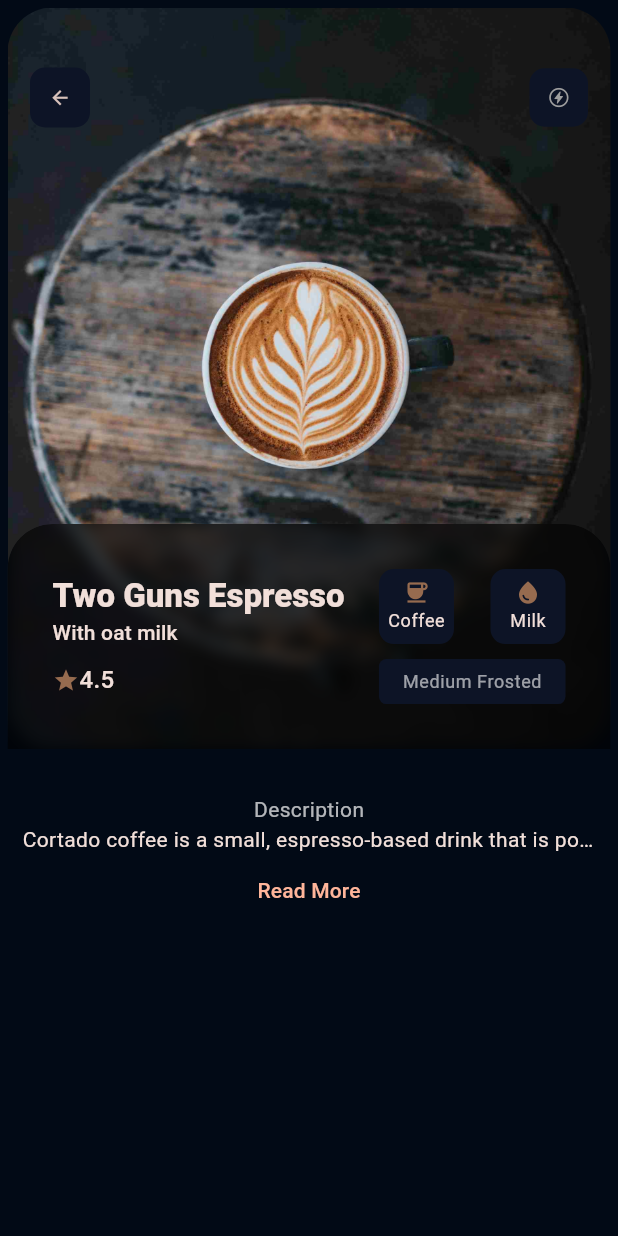
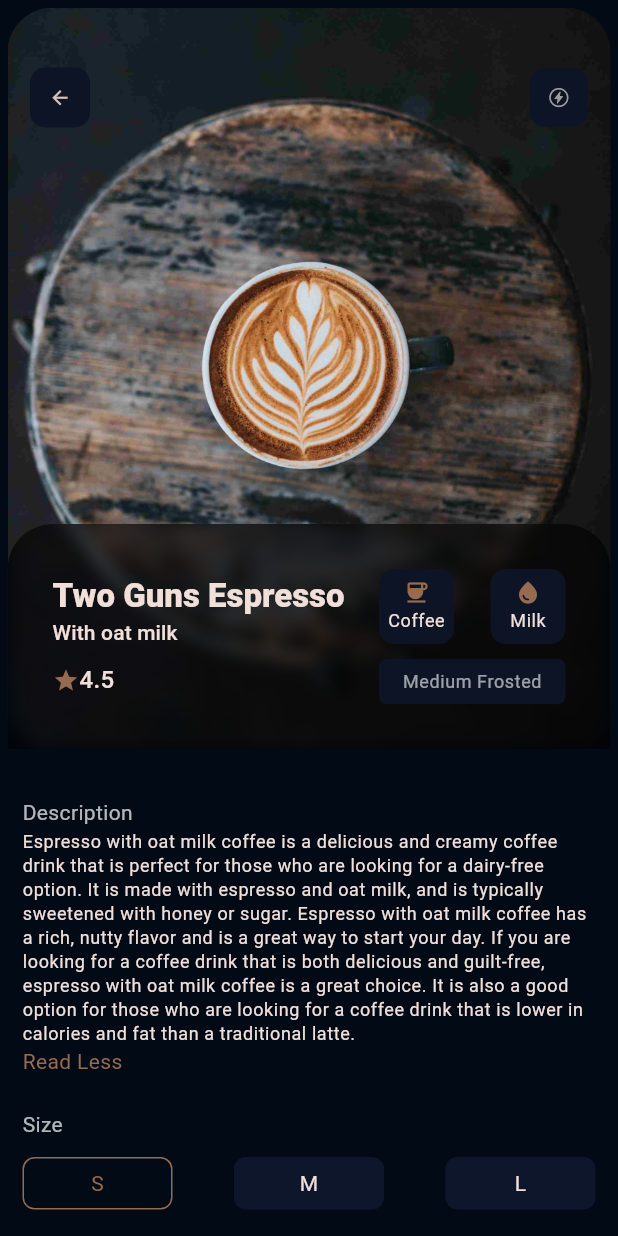
Before and after one commit to chrisokoriedev/coffe_master_ui, a Flutter app: the DetailScreen screen opened directly with sample values from the repository, after a tap on "Read More", on a phone screen of 412 x 824 dp. Run offline on Flutter 3.47's test engine with Material 2 defaults, Android fonts, the phone set to English and light mode, and no system bars; our stand-ins replace animate_do.

Commit message:
added group button

```diff
--- a/lib/list.dart
+++ b/lib/list.dart
@@ -43,11 +43,23 @@ List<ProductModel> getCoffeeDetail = [
       4.5,
       'it great',
       3.99,
-      'Cortado coffee is a small, espresso-based drink that is popular in Spain and Portugal. It is made with equal parts espresso and steamed milk, and is typically served in a short glass. Cortado coffee has a rich, creamy flavor and is a great way to start your day.If you are looking for a coffee drink that is both delicious and satisfying, Cortado coffee is a great choice. It is also a good option for those who are looking for a coffee drink that is lower in caffeine than a traditional cup of coffee.'),
-  ProductModel('Latte Coffee', 'With choco milk', '$coffeeUrl/coffee_b.jpeg',
-      4.5, 'it great', 3.99, ''),
-  ProductModel('Cortado Coffee', 'With normal milk', '$coffeeUrl/coffee_c.jpg',
-      4.5, 'it great', 3.99, '')
+      'Espresso with oat milk coffee is a delicious and creamy coffee drink that is perfect for those who are looking for a dairy-free option. It is made with espresso and oat milk, and is typically sweetened with honey or sugar. Espresso with oat milk coffee has a rich, nutty flavor and is a great way to start your day. If you are looking for a coffee drink that is both delicious and guilt-free, espresso with oat milk coffee is a great choice. It is also a good option for those who are looking for a coffee drink that is lower in calories and fat than a traditional latte.'),
+  ProductModel(
+      'Latte Coffee',
+      'With choco milk',
+      '$coffeeUrl/coffee_b.jpeg',
+      4.5,
+      'it great',
+      3.99,
+      'Latte with normal milk is a classic coffee drink that is loved by people all over the world. It is made with espresso and steamed milk, and is typically topped with a layer of foamed milk. Latte with normal milk has a rich, creamy flavor and is a great way to start your day.If you are looking for a coffee drink that is both delicious and comforting, latte with normal milk is a great choice. It is also a good option for those who are looking for a coffee drink that is not too strong or too sweet.'),
+  ProductModel(
+      'Cortado Coffee',
+      'With normal milk',
+      '$coffeeUrl/coffee_c.jpg',
+      4.5,
+      'it great',
+      3.99,
+      'Cortado coffee is a small, espresso-based drink that is popular in Spain and Portugal. It is made with equal parts espresso and steamed milk, and is typically served in a short glass. Cortado coffee has a rich, creamy flavor and is a great way to start your day.If you are looking for a coffee drink that is both delicious and satisfying, Cortado coffee is a great choice. It is also a good option for those who are looking for a coffee drink that is lower in caffeine than a traditional cup of coffee.')
 ];
 List<ProductModel> getTeaDetails = [
   ProductModel('Black Tea', 'With nothing', '$teaUrl/tea_a.png', 4.5,
--- a/lib/screen/detail.dart
+++ b/lib/screen/detail.dart
@@ -10,7 +10,8 @@ class DetailScreen extends StatelessWidget {
   @override
   Widget build(BuildContext context) {
     final text = Theme.of(context).textTheme;
-    final _valueNotifier = ValueNotifier(false);
+    final valueNotifier = ValueNotifier(false);
+    final selectedOption = ValueNotifier('S');
 
     return Scaffold(
       body: Padding(
@@ -192,31 +193,56 @@ class DetailScreen extends StatelessWidget {
             Padding(
               padding: const EdgeInsets.all(10.0),
               child: Column(
+                crossAxisAlignment: CrossAxisAlignment.start,
                 children: [
                   const SizedBox(height: 20),
                   Text(
                     'Description',
-                    style: text.bodyMedium!.copyWith(color: Colors.white70),
+                    style: text.bodyMedium!
+                        .copyWith(color: Colors.white70, height: 1.7),
                   ),
                   ValueListenableBuilder<bool>(
-                      valueListenable: _valueNotifier,
+                      valueListenable: valueNotifier,
                       builder: (context, value, child) {
-                        return Column(
+                        return Wrap(
                           children: [
                             Text(
                               data.description!,
+                              style: text.bodySmall,
                               maxLines: value ? null : 2,
-                              overflow: TextOverflow.ellipsis,
+                              overflow: value
+                                  ? TextOverflow.visible
+                                  : TextOverflow.ellipsis,
                             ),
-                            TextButton(
-                              onPressed: () {
-                                _valueNotifier.value = !_valueNotifier.value;
+                            GestureDetector(
+                              onTap: () {
+                                valueNotifier.value = !valueNotifier.value;
                               },
-                              child: const Text('Read More'),
+                              child: Text(
+                                value ? 'Read Less' : 'Read More',
+                                style: text.bodyMedium!.copyWith(
+                                  color: brownColor,
+                                ),
+                              ),
                             ),
                           ],
                         );
-                      })
+                      }),
+                  const SizedBox(height: 20),
+                  Text(
+                    'Size',
+                    style: text.bodyMedium!
+                        .copyWith(color: Colors.white70, height: 1.7),
+                  ),
+                  const SizedBox(height: 10),
+                  Row(
+                    mainAxisAlignment: MainAxisAlignment.spaceBetween,
+                    children: [
+                      OptionButton(text: 'S', selectedOption: selectedOption),
+                      OptionButton(text: 'M', selectedOption: selectedOption),
+                      OptionButton(text: 'L', selectedOption: selectedOption),
+                    ],
+                  )
                 ],
               ),
             ),
@@ -226,3 +252,35 @@ class DetailScreen extends StatelessWidget {
     );
   }
 }
+
+class OptionButton extends StatelessWidget {
+  final String text;
+  final ValueNotifier<String> selectedOption;
+
+  const OptionButton(
+      {super.key, required this.text, required this.selectedOption});
+
+  @override
+  Widget build(BuildContext context) {
+    return ValueListenableBuilder<String>(
+        valueListenable: selectedOption,
+        builder: (context, value, child) {
+          return GestureDetector(
+            onTap: () => selectedOption.value = text,
+            child: Container(
+                width: 100,
+                height: 35,
+                alignment: Alignment.center,
+                decoration: BoxDecoration(
+                    color: value == text ? scafffoldBg : lightBlueInput,
+                    border: Border.all(
+                        color: value == text ? brownColor : Colors.transparent),
+                    borderRadius: BorderRadius.circular(8)),
+                child: Text(
+                  text,
+                  style: TextStyle(color: value == text ? brownColor : null),
+                )),
+          );
+        });
+  }
+}
```
